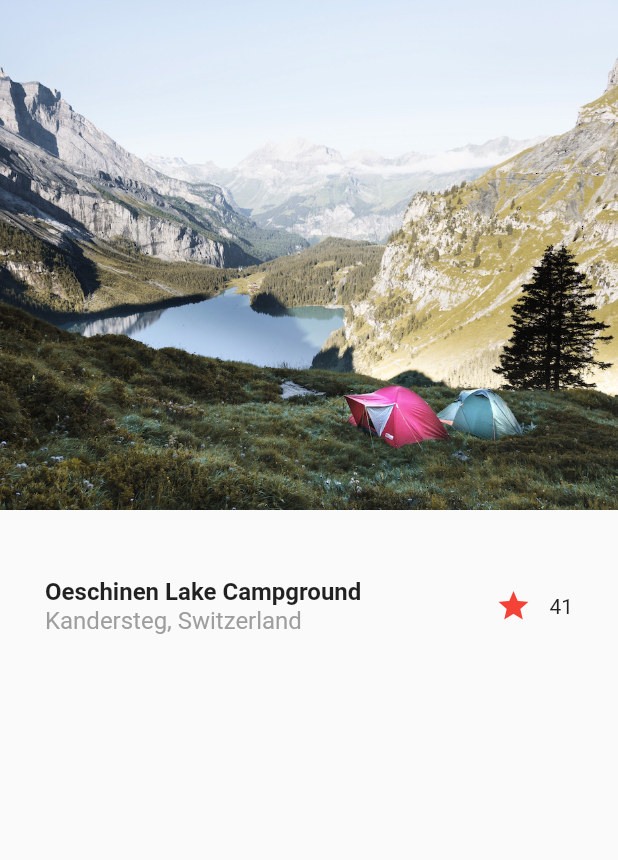
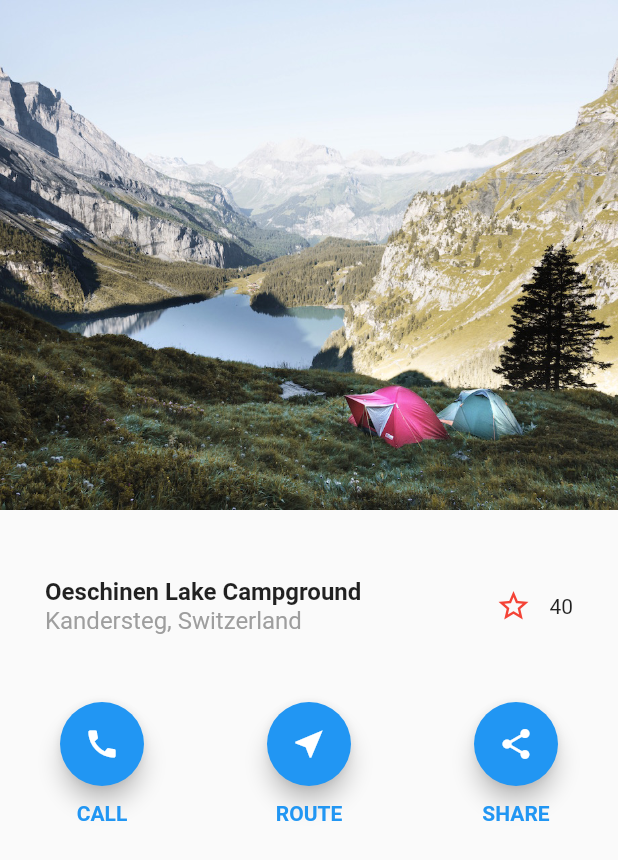
Before and after one commit to pyrta2011/flutterApp, a Flutter app: the screen it shows after launch, on a phone screen of 412 x 824 dp. Shown: the top 860 px of the screen. Run offline on Flutter 3.47's test engine with Material 2 defaults, Android fonts, the phone set to English and light mode, and no system bars.

Commit message:
Add button row widget

```diff
--- /dev/null
+++ b/lib/components/button.dart
@@ -0,0 +1,51 @@
+import "package:flutter/material.dart";
+
+class ButtonRow extends StatelessWidget {
+  @override
+  Widget build(BuildContext context) {
+    return Container(
+      padding: EdgeInsets.symmetric(horizontal: 40, vertical: 0),
+      child: Row(
+        children: [
+          _buildButtonRow(
+              icon: Icon(
+                Icons.call,
+                color: Colors.white,
+              ),
+              data: "CALL"),
+          _buildButtonRow(
+              icon: Icon(
+                Icons.near_me,
+                color: Colors.white,
+              ),
+              data: "ROUTE"),
+          _buildButtonRow(
+              icon: Icon(
+                Icons.share,
+                color: Colors.white,
+              ),
+              data: "SHARE"),
+        ],
+        mainAxisAlignment: MainAxisAlignment.spaceBetween,
+      ),
+    );
+  }
+
+  _buildButtonRow({Widget icon, String data}) {
+    return Column(
+      children: [
+        FloatingActionButton(
+          onPressed: null,
+          child: icon,
+        ),
+        Padding(
+          padding: EdgeInsets.only(top: 10),
+          child: Text(
+            data,
+            style: TextStyle(color: Colors.blue, fontWeight: FontWeight.bold),
+          ),
+        )
+      ],
+    );
+  }
+}
--- a/lib/components/title.dart
+++ b/lib/components/title.dart
@@ -34,8 +34,8 @@ class StarWidget extends StatefulWidget {
 }
 
 class _StateStarWidget extends State {
-  bool _isFavorite = true;
-  int _favoriteCount = 41;
+  bool _isFavorite = false;
+  int _favoriteCount = 40;
   @override
   Widget build(BuildContext context) {
     return Row(
--- a/lib/main.dart
+++ b/lib/main.dart
@@ -1,4 +1,5 @@
 import 'package:flutter/material.dart';
+import 'components/button.dart';
 import 'components/title.dart';
 import 'components/image.dart';
 
@@ -10,7 +11,7 @@ class MyApp extends StatelessWidget {
     return MaterialApp(
       home: Scaffold(
         body: ListView(
-          children: [ImageWidget(), TitleWidget()],
+          children: [ImageWidget(), TitleWidget(), ButtonRow()],
         ),
       ),
     );
```
